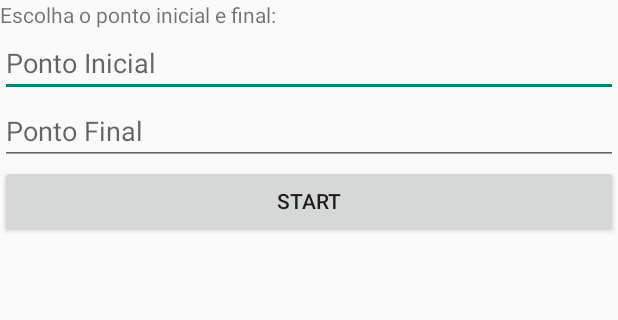
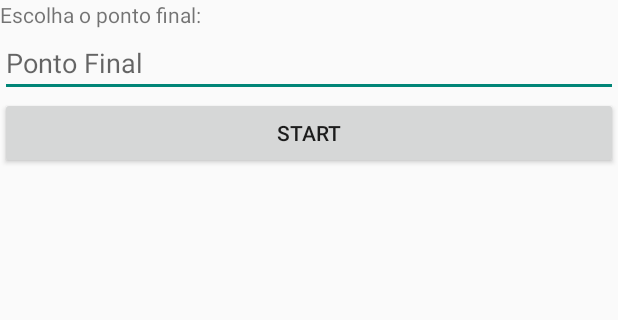
Before and after one commit to wapablos/AndroidCarrinho, an Android app: the DijkstraActivity screen opened directly, with no data from a screen before it, after a tap on "START", on a phone screen of 412 x 824 dp, the part 573-893 px from its top. Run offline under Robolectric (Android 15) with nearby library versions, the phone set to English and light mode, and no system bars; 2 statements that could not run were skipped.

Commit message:
Add dijkstra methods

```diff
--- a/androidCar/app/src/main/java/project/phi/androidcar/CameraMode/CameraActivity.java
+++ b/androidCar/app/src/main/java/project/phi/androidcar/CameraMode/CameraActivity.java
@@ -17,7 +17,9 @@ import java.net.Inet4Address;
 import java.net.InetAddress;
 import java.net.NetworkInterface;
 import java.net.SocketException;
+import java.util.ArrayList;
 import java.util.Enumeration;
+import java.util.Map;
 
 import ioio.lib.api.IOIO;
 import ioio.lib.api.Uart;
@@ -39,16 +41,21 @@ public class CameraActivity extends IOIOActivity {
     public TextView serverStatus;
     public TextView socketin;
 
+    // CONFIGURACAO SOCKETS
     public static String SERVERIP = "localhost";
     public static final int SERVERPORTS = 9191;
     public static final int SERVERPORTR = 9192;
     private Handler handler = new Handler();
 
+    // SERIAL IOIO
     public Uart uart;
     public OutputStream uart_out;
     public InputStream uart_in;
 
     public char command = 'x';
+
+    // LISTAS PARA O ALGORTMO ROTEAMENTO
+    public static ArrayList ida,volta;
 
     // SERIAL VARIABLES
     int RX_PIN = 12;
@@ -79,6 +86,7 @@ public class CameraActivity extends IOIOActivity {
         //Socket to receive commands
         Thread rThread = new Thread(new CameraCommandsThread(this, SERVERIP, SERVERPORTR, handler));
         rThread.start();
+
     }
 
     class Looper extends BaseIOIOLooper {
@@ -103,6 +111,7 @@ public class CameraActivity extends IOIOActivity {
                 SerialWrite(command);
                 command = 'x';
             }
+
         }
 
         @Override
@@ -115,6 +124,8 @@ public class CameraActivity extends IOIOActivity {
             showVersion(ioio_, "Incompatible firmware version!");
         }
     }
+
+
 
     public void SerialWrite(char message) {
         try {
--- a/androidCar/app/src/main/java/project/phi/androidcar/DijkstraMode/DijkstraActivity.java
+++ b/androidCar/app/src/main/java/project/phi/androidcar/DijkstraMode/DijkstraActivity.java
@@ -2,11 +2,15 @@ package project.phi.androidcar.DijkstraMode;
 
 import android.os.Bundle;
 import android.support.v7.app.AppCompatActivity;
-import android.util.Log;
 import android.view.View;
 import android.widget.Button;
 import android.widget.TextView;
 
+import java.util.ArrayList;
+import java.util.HashMap;
+import java.util.Map;
+
+import project.phi.androidcar.CameraMode.CameraActivity;
 import project.phi.androidcar.R;
 
 /* TODO: Chama a activity da Camera apos a resposta do Algoritmo */
@@ -14,33 +18,62 @@ import project.phi.androidcar.R;
 public class DijkstraActivity extends AppCompatActivity {
 
     public Button bnt_start;
-    public TextView init_point, final_point;
-    public int fp, ip;
+    public TextView final_point;
+    public int fp;
+    public int[][] maxt;
+    public ArrayList ida, volta;
+    public Map<String,String> MapCommands;
+
 
     @Override
     protected void onCreate(Bundle savedInstanceState) {
         super.onCreate(savedInstanceState);
         setContentView(R.layout.activity_dijkstra);
 
+        ida = new ArrayList();
+        volta = new ArrayList();
 
         bnt_start = (Button) findViewById(R.id.bnt_start);
-        init_point = (TextView) findViewById(R.id.init_point);
         final_point = (TextView) findViewById(R.id.final_point);
 
         bnt_start.setOnClickListener(new View.OnClickListener() {
+
             @Override
             public void onClick(View v) {
                 String f_point = final_point.getText().toString();
-                String i_point = init_point.getText().toString();
 
-                if (!f_point.equals("") && !i_point.equals("")) {
+                if (!f_point.equals("")) {
                     fp = Integer.parseInt(f_point);
-                    ip = Integer.parseInt(i_point);
                 }
 
+                // IDA
+                getPathVector(0, fp, ida);
+                CameraActivity.ida = (ArrayList) ida.clone();
+                System.out.println("LISTA IDA:" + ida);
 
-
+                // VOLTA
+                getPathVector(fp - 1, 0, volta);
+                CameraActivity.volta = (ArrayList) volta.clone();
+                System.out.println("LISTA VOLTA:" + volta);
             }
         });
+
+        // MAP COMMANDS
+        MapCommands = new HashMap<String, String>();
+        MapCommands.put("KEY","VALUE");
+
+    }
+
+    public void getPathVector(int init_point, int final_point, ArrayList list){
+        list.clear();
+        DijkstraAlgorithm dj = new DijkstraAlgorithm();
+        dj.dijkstra(init_point);
+        maxt = dj.getPathVect();
+
+        for (int i =0; i < 15; i ++){
+            int value = maxt[final_point - 1][i];
+            if (value == -1) break;
+            list.add(value);
+        }
     }
 }
--- a/androidCar/app/src/main/java/project/phi/androidcar/DijkstraMode/DijkstraAlgorithm.java
+++ b/androidCar/app/src/main/java/project/phi/androidcar/DijkstraMode/DijkstraAlgorithm.java
@@ -3,7 +3,9 @@ package project.phi.androidcar.DijkstraMode;
 public class DijkstraAlgorithm {
     // A utility function to find the vertex with minimum distance value,
     // from the set of vertices not yet included in shortest path tree
+    int x = -1, y = 0;
     int INF = 100;
+    int[][] pathVect = null;
     int[][] adjacencyMatrix = { { 0, INF, 0, 0, 0, 0, 0, 0, 0, 2, 0, 0, 0, 0, 0},
             { 1,  0,  1, 0, 0, 0, 0, 0, 0, 0, 0, 0, 0, 0, 0},
             { 0,  1,  0, 1, 0, 0, 0, 2, 0, 0, 0, 0, 0, 0, 0},
@@ -39,6 +41,12 @@ public class DijkstraAlgorithm {
         // i is finalized
         boolean[] added = new boolean[nVertices];
 
+        pathVect = new int[nVertices-1][nVertices];
+        for(int j=0;j<(nVertices-1);j++){
+            for(int i=0;i<nVertices;i++){
+                pathVect[j][i]=-1;
+            }
+        } //Caso pathVect[j] = -1 o percurso terminou
         switch(startVertex){
             case 3:
                 adjacencyMatrix[3][2] = INF;
@@ -110,7 +118,6 @@ public class DijkstraAlgorithm {
                 }
             }
         }
-
         if (startVertex != 0)
             pathToSource(startVertex, shortestDistances, parents);
         else
@@ -120,18 +127,18 @@ public class DijkstraAlgorithm {
     // A utility function to print
     // the constructed distances
     // array and shortest paths
-    private static void printSolution(int startVertex, int[] distances, int[] parents)
+    private void printSolution(int startVertex, int[] distances, int[] parents)
     {
         int nVertices = distances.length;
-        System.out.print("Vertex\t Distance\tPath");
+        //System.out.print("Vertex\t Distance\tPath");
 
         for (int vertexIndex = 0; vertexIndex < nVertices; vertexIndex++)
         {
             if (vertexIndex != startVertex)
             {
-                System.out.print("\n" + startVertex + " -> ");
-                System.out.print(vertexIndex + " \t\t ");
-                System.out.print(distances[vertexIndex] + "\t\t");
+                //System.out.print("\n" + startVertex + " -> ");
+                //System.out.print(vertexIndex + " \t\t ");
+                //System.out.print(distances[vertexIndex] + "\t\t");
                 printPath(vertexIndex, parents);
             }
         }
@@ -140,26 +147,33 @@ public class DijkstraAlgorithm {
     // Function to print shortest path
     // from source to currentVertex
     // using parents array
-    private static void printPath(int currentVertex, int[] parents)
+    private void printPath(int currentVertex, int[] parents)
     {
-
         // Base case : Source node has
         // been processed
         if (currentVertex == NO_PARENT)
         {
+            x++; y=0;
             return;
         }
         printPath(parents[currentVertex], parents);
-        System.out.print(currentVertex + " ");
+        pathVect[x][y] = currentVertex;
+        //System.out.print(currentVertex + " ");
+        //System.out.println(pathVect[x][y]);
+        y++;
     }
 
-    private static void pathToSource(int startVertex, int[] distances, int[] parents)
+    private void pathToSource(int startVertex, int[] distances, int[] parents)
     {
         int src = 0;
-        System.out.print("Vertex\t Distance\tPath");
-        System.out.print("\n" + startVertex + " -> ");
-        System.out.print(src + " \t\t ");
-        System.out.print(distances[src] + "\t\t");
+        //System.out.print("Vertex\t Distance\tPath");
+        //System.out.print("\n" + startVertex + " -> ");
+        //System.out.print(src + " \t\t ");
+        //System.out.print(distances[src] + "\t\t");
         printPath(src, parents);
     }
+
+    public int[][] getPathVect() {
+        return pathVect;
+    }
 }
--- a/androidCar/app/src/main/res/layout/activity_dijkstra.xml
+++ b/androidCar/app/src/main/res/layout/activity_dijkstra.xml
@@ -17,16 +17,7 @@
         android:id="@+id/textView2"
         android:layout_width="match_parent"
         android:layout_height="wrap_content"
-        android:text="Escolha o ponto inicial e final:" />
-
-    <EditText
-        android:id="@+id/init_point"
-        android:layout_width="match_parent"
-        android:layout_height="wrap_content"
-        android:ems="10"
-        android:hint="Ponto Inicial"
-        android:inputType="number"
-        android:maxLength="1" />
+        android:text="Escolha o ponto final:" />
 
     <EditText
         android:id="@+id/final_point"
@@ -35,7 +26,7 @@
         android:ems="10"
         android:hint="Ponto Final"
         android:inputType="number"
-        android:maxLength="1" />
+        android:maxLength="2" />
 
     <Button
         android:id="@+id/bnt_start"
```
